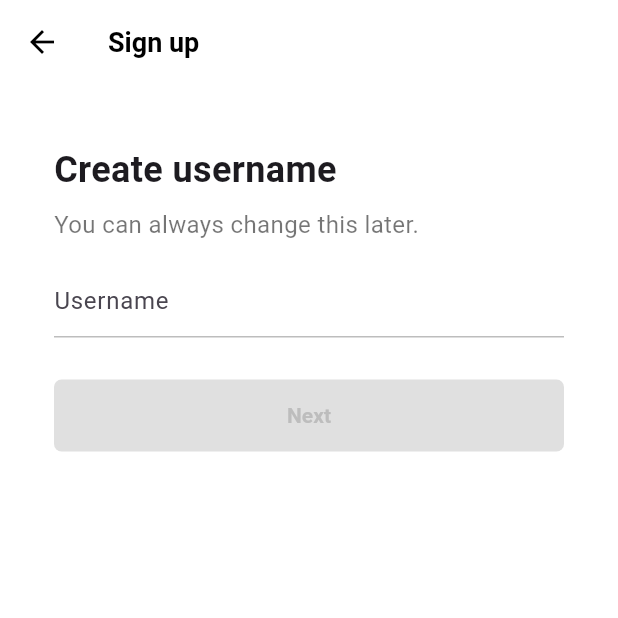
After one commit to ohwoo-kwon/tiktok-clone, a Flutter app: the screen it shows after launch, after a tap on "Use email & password", on a phone screen of 412 x 824 dp, the top half of it. The commit adds this screen. Run offline on Flutter 3.47's test engine with Material 3 defaults, Android fonts, the phone set to English and light mode, and no system bars; our stand-ins replace font_awesome_flutter.

Commit message:
email screen

```diff
--- a/lib/features/authentication/login_screen.dart
+++ b/lib/features/authentication/login_screen.dart
@@ -58,7 +58,7 @@ class LoginScreen extends StatelessWidget {
         ),
       ),
       bottomNavigationBar: BottomAppBar(
-        color: Colors.grey.shade100,
+        color: Colors.grey.shade50,
         child: Row(
           mainAxisAlignment: MainAxisAlignment.center,
           children: [
--- a/lib/features/authentication/sign_up_screen.dart
+++ b/lib/features/authentication/sign_up_screen.dart
@@ -3,15 +3,22 @@ import 'package:font_awesome_flutter/font_awesome_flutter.dart';
 import 'package:tiktok_clone/constants/gaps.dart';
 import 'package:tiktok_clone/constants/sizes.dart';
 import 'package:tiktok_clone/features/authentication/login_screen.dart';
+import 'package:tiktok_clone/features/authentication/username_screen.dart';
 import 'package:tiktok_clone/features/authentication/widgets/auth_button.dart';
 
 class SignUpScreen extends StatelessWidget {
   const SignUpScreen({super.key});
 
-  void onLoginTap(BuildContext context) {
+  void _onLoginTap(BuildContext context) {
     Navigator.of(
       context,
     ).push(MaterialPageRoute(builder: (context) => LoginScreen()));
+  }
+
+  void _onUsernameTap(BuildContext context) {
+    Navigator.of(
+      context,
+    ).push(MaterialPageRoute(builder: (context) => UsernameScreen()));
   }
 
   @override
@@ -37,9 +44,12 @@ class SignUpScreen extends StatelessWidget {
                 textAlign: TextAlign.center,
               ),
               Gaps.v40,
-              AuthButton(
-                icon: FaIcon(FontAwesomeIcons.user),
-                text: 'Use email & password',
+              GestureDetector(
+                onTap: () => _onUsernameTap(context),
+                child: AuthButton(
+                  icon: FaIcon(FontAwesomeIcons.user),
+                  text: 'Use email & password',
+                ),
               ),
               Gaps.v16,
               AuthButton(
@@ -61,14 +71,14 @@ class SignUpScreen extends StatelessWidget {
         ),
       ),
       bottomNavigationBar: BottomAppBar(
-        color: Colors.grey.shade100,
+        color: Colors.grey.shade50,
         child: Row(
           mainAxisAlignment: MainAxisAlignment.center,
           children: [
             Text('Already have an account?'),
             Gaps.h5,
             GestureDetector(
-              onTap: () => onLoginTap(context),
+              onTap: () => _onLoginTap(context),
               child: Text(
                 'Login?',
                 style: TextStyle(
--- /dev/null
+++ b/lib/features/authentication/username_screen.dart
@@ -0,0 +1,88 @@
+import 'package:flutter/material.dart';
+import 'package:tiktok_clone/constants/gaps.dart';
+import 'package:tiktok_clone/constants/sizes.dart';
+import 'package:tiktok_clone/features/authentication/email_screen.dart';
+import 'package:tiktok_clone/features/authentication/widgets/form_button.dart';
+
+class UsernameScreen extends StatefulWidget {
+  const UsernameScreen({super.key});
+
+  @override
+  State<UsernameScreen> createState() => _UsernameScreenState();
+}
+
+class _UsernameScreenState extends State<UsernameScreen> {
+  final TextEditingController _usernameController = TextEditingController();
+  String _username = '';
+
+  @override
+  void initState() {
+    super.initState();
+
+    _usernameController.addListener(() {
+      setState(() {
+        _username = _usernameController.text;
+      });
+    });
+  }
+
+  @override
+  void dispose() {
+    _usernameController.dispose();
+    super.dispose();
+  }
+
+  void _onNextTap() {
+    if (_username.isEmpty) return;
+    Navigator.of(
+      context,
+    ).push(MaterialPageRoute(builder: (context) => EmailScreen()));
+  }
+
+  @override
+  Widget build(BuildContext context) {
+    return Scaffold(
+      appBar: AppBar(title: Text('Sign up')),
+      body: Padding(
+        padding: const EdgeInsets.symmetric(horizontal: Sizes.size36),
+        child: Column(
+          crossAxisAlignment: CrossAxisAlignment.start,
+          children: [
+            Gaps.v40,
+            Text(
+              'Create username',
+              style: TextStyle(
+                fontSize: Sizes.size24,
+                fontWeight: FontWeight.w700,
+              ),
+            ),
+            Gaps.v8,
+            Text(
+              'You can always change this later.',
+              style: TextStyle(fontSize: Sizes.size16, color: Colors.black54),
+            ),
+            Gaps.v16,
+            TextField(
+              controller: _usernameController,
+              decoration: InputDecoration(
+                hintText: 'Username',
+                enabledBorder: UnderlineInputBorder(
+                  borderSide: BorderSide(color: Colors.grey.shade400),
+                ),
+                focusedBorder: UnderlineInputBorder(
+                  borderSide: BorderSide(color: Colors.grey.shade400),
+                ),
+              ),
+              cursorColor: Theme.of(context).primaryColor,
+            ),
+            Gaps.v28,
+            GestureDetector(
+              onTap: () => _onNextTap(),
+              child: FormButton(disabled: _username.isEmpty),
+            ),
+          ],
+        ),
+      ),
+    );
+  }
+}
--- /dev/null
+++ b/lib/features/authentication/widgets/form_button.dart
@@ -0,0 +1,32 @@
+import 'package:flutter/material.dart';
+import 'package:tiktok_clone/constants/sizes.dart';
+
+class FormButton extends StatelessWidget {
+  const FormButton({super.key, required this.disabled});
+
+  final bool disabled;
+
+  @override
+  Widget build(BuildContext context) {
+    return FractionallySizedBox(
+      widthFactor: 1,
+      child: AnimatedContainer(
+        duration: Duration(milliseconds: 300),
+        padding: EdgeInsets.symmetric(vertical: Sizes.size16),
+        decoration: BoxDecoration(
+          borderRadius: BorderRadius.circular(Sizes.size5),
+          color:
+              disabled ? Colors.grey.shade300 : Theme.of(context).primaryColor,
+        ),
+        child: AnimatedDefaultTextStyle(
+          duration: Duration(milliseconds: 300),
+          style: TextStyle(
+            color: disabled ? Colors.grey.shade400 : Colors.white,
+            fontWeight: FontWeight.w600,
+          ),
+          child: Text('Next', textAlign: TextAlign.center),
+        ),
+      ),
+    );
+  }
+}
--- a/lib/main.dart
+++ b/lib/main.dart
@@ -1,4 +1,5 @@
 import 'package:flutter/material.dart';
+import 'package:tiktok_clone/constants/sizes.dart';
 import 'package:tiktok_clone/features/authentication/sign_up_screen.dart';
 
 void main() {
@@ -12,7 +13,20 @@ class TikTokApp extends StatelessWidget {
   Widget build(BuildContext context) {
     return MaterialApp(
       title: 'Tiktok Clone',
-      theme: ThemeData(primaryColor: Color(0xFFE9435A)),
+      theme: ThemeData(
+        scaffoldBackgroundColor: Colors.white,
+        appBarTheme: AppBarTheme(
+          elevation: 0,
+          foregroundColor: Colors.black,
+          backgroundColor: Colors.white,
+          titleTextStyle: TextStyle(
+            color: Colors.black,
+            fontSize: Sizes.size16 + Sizes.size2,
+            fontWeight: FontWeight.w600,
+          ),
+        ),
+        primaryColor: Color(0xFFE9435A),
+      ),
       home: SignUpScreen(),
     );
   }
```
Also changed, not shown: lib/features/authentication/email_screen.dart (added, +106 -0 lines), lib/features/authentication/password_screen.dart (added, +10 -0 lines).
